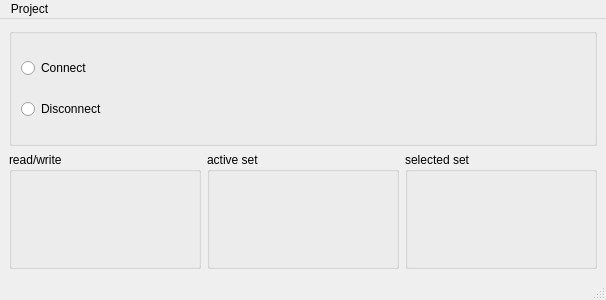
This is nuRMainWindow.ui in ProfNitz/nuRay as Qt 5 draws it before an edit. The edited form follows.
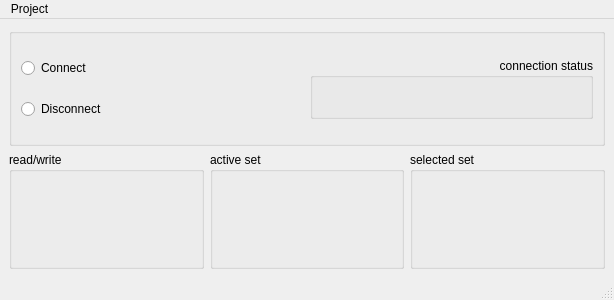
This is the edited form.

Commit message:
added custom widget for status led
status led is green when connect is pressed
status led is red when disconnect is pressed

status led is white when nothing is pressed

```diff
--- a/nuRMainWindow.ui
+++ b/nuRMainWindow.ui
@@ -6,7 +6,7 @@
    <rect>
     <x>0</x>
     <y>0</y>
-    <width>606</width>
+    <width>614</width>
     <height>300</height>
    </rect>
   </property>
@@ -32,21 +32,51 @@
       <property name="title">
        <string/>
       </property>
-      <layout class="QVBoxLayout" name="verticalLayout">
-       <item>
-        <widget class="QRadioButton" name="radioButtonConnect">
-         <property name="text">
-          <string>Connect</string>
-         </property>
-        </widget>
+      <layout class="QGridLayout" name="gridLayout">
+       <item row="0" column="2">
+        <layout class="QVBoxLayout" name="verticalLayout_5"/>
        </item>
-       <item>
+       <item row="0" column="1">
+        <layout class="QVBoxLayout" name="verticalLayout"/>
+       </item>
+       <item row="1" column="0">
         <widget class="QRadioButton" name="radioButtonDisconnect">
          <property name="text">
           <string>Disconnect</string>
          </property>
         </widget>
        </item>
+       <item row="0" column="4" rowspan="2">
+        <widget class="QGroupBox" name="ConnectionStatusGB">
+         <property name="title">
+          <string>connection status</string>
+         </property>
+         <property name="alignment">
+          <set>Qt::AlignRight|Qt::AlignTop|Qt::AlignTrailing</set>
+         </property>
+         <widget class="QWidget" name="verticalLayoutWidget_7">
+          <property name="geometry">
+           <rect>
+            <x>39</x>
+            <y>20</y>
+            <width>51</width>
+            <height>31</height>
+           </rect>
+          </property>
+          <layout class="QVBoxLayout" name="ConnectionStatus"/>
+         </widget>
+        </widget>
+       </item>
+       <item row="0" column="0">
+        <widget class="QRadioButton" name="radioButtonConnect">
+         <property name="text">
+          <string>Connect</string>
+         </property>
+        </widget>
+       </item>
+       <item row="0" column="3">
+        <layout class="QVBoxLayout" name="verticalLayout_6"/>
+       </item>
       </layout>
      </widget>
     </item>
@@ -114,7 +144,7 @@
             <rect>
              <x>10</x>
              <y>10</y>
-             <width>160</width>
+             <width>216</width>
              <height>80</height>
             </rect>
            </property>
@@ -137,7 +167,7 @@
     <rect>
      <x>0</x>
      <y>0</y>
-     <width>606</width>
+     <width>614</width>
      <height>22</height>
     </rect>
    </property>
```
The commit also changes 3 other files.
